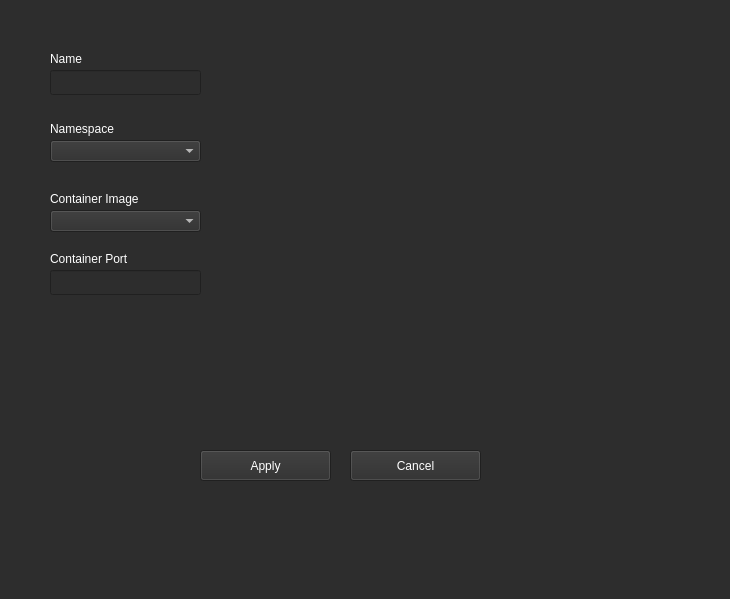
First picture: the form in UI/PodConfig.ui, repository monico18/LTI2-Kubernetes-Controller, before the edit.
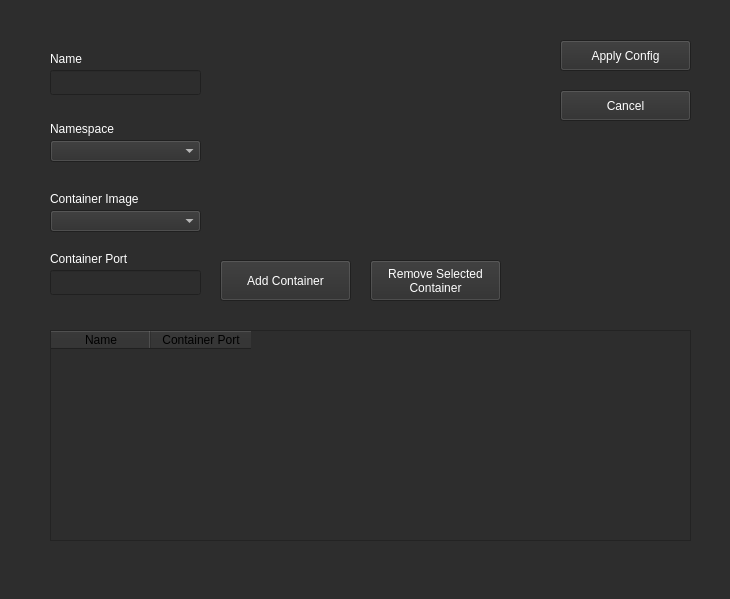
Second picture: the form after the edit.

What changed in the file:
```diff
--- a/UI/PodConfig.ui
+++ b/UI/PodConfig.ui
@@ -19,8 +19,8 @@
   <widget class="QPushButton" name="btn_apply">
    <property name="geometry">
     <rect>
-     <x>200</x>
-     <y>450</y>
+     <x>560</x>
+     <y>40</y>
      <width>131</width>
      <height>31</height>
     </rect>
@@ -144,14 +144,14 @@
     </palette>
    </property>
    <property name="text">
-    <string>Apply</string>
+    <string>Apply Config</string>
    </property>
   </widget>
   <widget class="QPushButton" name="btn_cancel">
    <property name="geometry">
     <rect>
-     <x>350</x>
-     <y>450</y>
+     <x>560</x>
+     <y>90</y>
      <width>131</width>
      <height>31</height>
     </rect>
@@ -1764,6 +1764,470 @@
     <enum>Qt::ClickFocus</enum>
    </property>
   </widget>
+  <widget class="QPushButton" name="btn_add_cont">
+   <property name="geometry">
+    <rect>
+     <x>220</x>
+     <y>260</y>
+     <width>131</width>
+     <height>41</height>
+    </rect>
+   </property>
+   <property name="palette">
+    <palette>
+     <active>
+      <colorrole role="Button">
+       <brush brushstyle="SolidPattern">
+        <color alpha="255">
+         <red>45</red>
+         <green>45</green>
+         <blue>45</blue>
+        </color>
+       </brush>
+      </colorrole>
+      <colorrole role="ButtonText">
+       <brush brushstyle="SolidPattern">
+        <color alpha="255">
+         <red>255</red>
+         <green>255</green>
+         <blue>255</blue>
+        </color>
+       </brush>
+      </colorrole>
+      <colorrole role="Base">
+       <brush brushstyle="SolidPattern">
+        <color alpha="255">
+         <red>45</red>
+         <green>45</green>
+         <blue>45</blue>
+        </color>
+       </brush>
+      </colorrole>
+      <colorrole role="Window">
+       <brush brushstyle="SolidPattern">
+        <color alpha="255">
+         <red>45</red>
+         <green>45</green>
+         <blue>45</blue>
+        </color>
+       </brush>
+      </colorrole>
+     </active>
+     <inactive>
+      <colorrole role="Button">
+       <brush brushstyle="SolidPattern">
+        <color alpha="255">
+         <red>45</red>
+         <green>45</green>
+         <blue>45</blue>
+        </color>
+       </brush>
+      </colorrole>
+      <colorrole role="ButtonText">
+       <brush brushstyle="SolidPattern">
+        <color alpha="255">
+         <red>255</red>
+         <green>255</green>
+         <blue>255</blue>
+        </color>
+       </brush>
+      </colorrole>
+      <colorrole role="Base">
+       <brush brushstyle="SolidPattern">
+        <color alpha="255">
+         <red>45</red>
+         <green>45</green>
+         <blue>45</blue>
+        </color>
+       </brush>
+      </colorrole>
+      <colorrole role="Window">
+       <brush brushstyle="SolidPattern">
+        <color alpha="255">
+         <red>45</red>
+         <green>45</green>
+         <blue>45</blue>
+        </color>
+       </brush>
+      </colorrole>
+     </inactive>
+     <disabled>
+      <colorrole role="Button">
+       <brush brushstyle="SolidPattern">
+        <color alpha="255">
+         <red>45</red>
+         <green>45</green>
+         <blue>45</blue>
+        </color>
+       </brush>
+      </colorrole>
+      <colorrole role="ButtonText">
+       <brush brushstyle="SolidPattern">
+        <color alpha="255">
+         <red>120</red>
+         <green>120</green>
+         <blue>120</blue>
+        </color>
+       </brush>
+      </colorrole>
+      <colorrole role="Base">
+       <brush brushstyle="SolidPattern">
+        <color alpha="255">
+         <red>45</red>
+         <green>45</green>
+         <blue>45</blue>
+        </color>
+       </brush>
+      </colorrole>
+      <colorrole role="Window">
+       <brush brushstyle="SolidPattern">
+        <color alpha="255">
+         <red>45</red>
+         <green>45</green>
+         <blue>45</blue>
+        </color>
+       </brush>
+      </colorrole>
+     </disabled>
+    </palette>
+   </property>
+   <property name="text">
+    <string>Add Container</string>
+   </property>
+  </widget>
+  <widget class="QTableWidget" name="containersTable">
+   <property name="geometry">
+    <rect>
+     <x>50</x>
+     <y>330</y>
+     <width>641</width>
+     <height>211</height>
+    </rect>
+   </property>
+   <property name="sizePolicy">
+    <sizepolicy hsizetype="Expanding" vsizetype="Expanding">
+     <horstretch>0</horstretch>
+     <verstretch>3</verstretch>
+    </sizepolicy>
+   </property>
+   <property name="palette">
+    <palette>
+     <active>
+      <colorrole role="WindowText">
+       <brush brushstyle="SolidPattern">
+        <color alpha="255">
+         <red>255</red>
+         <green>255</green>
+         <blue>255</blue>
+        </color>
+       </brush>
+      </colorrole>
+      <colorrole role="Button">
+       <brush brushstyle="SolidPattern">
+        <color alpha="255">
+         <red>45</red>
+         <green>45</green>
+         <blue>45</blue>
+        </color>
+       </brush>
+      </colorrole>
+      <colorrole role="Text">
+       <brush brushstyle="SolidPattern">
+        <color alpha="255">
+         <red>255</red>
+         <green>255</green>
+         <blue>255</blue>
+        </color>
+       </brush>
+      </colorrole>
+      <colorrole role="ButtonText">
+       <brush brushstyle="SolidPattern">
+        <color alpha="255">
+         <red>255</red>
+         <green>255</green>
+         <blue>255</blue>
+        </color>
+       </brush>
+      </colorrole>
+      <colorrole role="Base">
+       <brush brushstyle="SolidPattern">
+        <color alpha="255">
+         <red>45</red>
+         <green>45</green>
+         <blue>45</blue>
+        </color>
+       </brush>
+      </colorrole>
+      <colorrole role="Window">
+       <brush brushstyle="SolidPattern">
+        <color alpha="255">
+         <red>45</red>
+         <green>45</green>
+         <blue>45</blue>
+        </color>
+       </brush>
+      </colorrole>
+     </active>
+     <inactive>
+      <colorrole role="WindowText">
+       <brush brushstyle="SolidPattern">
+        <color alpha="255">
+         <red>255</red>
+         <green>255</green>
+         <blue>255</blue>
+        </color>
+       </brush>
+      </colorrole>
+      <colorrole role="Button">
+       <brush brushstyle="SolidPattern">
+        <color alpha="255">
+         <red>45</red>
+         <green>45</green>
+         <blue>45</blue>
+        </color>
+       </brush>
+      </colorrole>
+      <colorrole role="Text">
+       <brush brushstyle="SolidPattern">
+        <color alpha="255">
+         <red>255</red>
+         <green>255</green>
+         <blue>255</blue>
+        </color>
+       </brush>
+      </colorrole>
+      <colorrole role="ButtonText">
+       <brush brushstyle="SolidPattern">
+        <color alpha="255">
+         <red>255</red>
+         <green>255</green>
+         <blue>255</blue>
+        </color>
+       </brush>
+      </colorrole>
+      <colorrole role="Base">
+       <brush brushstyle="SolidPattern">
+        <color alpha="255">
+         <red>45</red>
+         <green>45</green>
+         <blue>45</blue>
+        </color>
+       </brush>
+      </colorrole>
+      <colorrole role="Window">
+       <brush brushstyle="SolidPattern">
+        <color alpha="255">
+         <red>45</red>
+         <green>45</green>
+         <blue>45</blue>
+        </color>
+       </brush>
+      </colorrole>
+     </inactive>
+     <disabled>
+      <colorrole role="WindowText">
+       <brush brushstyle="SolidPattern">
+        <color alpha="255">
+         <red>120</red>
+         <green>120</green>
+         <blue>120</blue>
+        </color>
+       </brush>
+      </colorrole>
+      <colorrole role="Button">
+       <brush brushstyle="SolidPattern">
+        <color alpha="255">
+         <red>45</red>
+         <green>45</green>
+         <blue>45</blue>
+        </color>
+       </brush>
+      </colorrole>
+      <colorrole role="Text">
+       <brush brushstyle="SolidPattern">
+        <color alpha="255">
+         <red>120</red>
+         <green>120</green>
+         <blue>120</blue>
+        </color>
+       </brush>
+      </colorrole>
+      <colorrole role="ButtonText">
+       <brush brushstyle="SolidPattern">
+        <color alpha="255">
+         <red>120</red>
+         <green>120</green>
+         <blue>120</blue>
+        </color>
+       </brush>
+      </colorrole>
+      <colorrole role="Base">
+       <brush brushstyle="SolidPattern">
+        <color alpha="255">
+         <red>45</red>
+         <green>45</green>
+         <blue>45</blue>
+        </color>
+       </brush>
+      </colorrole>
+      <colorrole role="Window">
+       <brush brushstyle="SolidPattern">
+        <color alpha="255">
+         <red>45</red>
+         <green>45</green>
+         <blue>45</blue>
+        </color>
+       </brush>
+      </colorrole>
+     </disabled>
+    </palette>
+   </property>
+   <attribute name="verticalHeaderVisible">
+    <bool>false</bool>
+   </attribute>
+   <column>
+    <property name="text">
+     <string>Name</string>
+    </property>
+   </column>
+   <column>
+    <property name="text">
+     <string>Container Port</string>
+    </property>
+   </column>
+  </widget>
+  <widget class="QPushButton" name="btn_remove_cont">
+   <property name="geometry">
+    <rect>
+     <x>370</x>
+     <y>260</y>
+     <width>131</width>
+     <height>41</height>
+    </rect>
+   </property>
+   <property name="palette">
+    <palette>
+     <active>
+      <colorrole role="Button">
+       <brush brushstyle="SolidPattern">
+        <color alpha="255">
+         <red>45</red>
+         <green>45</green>
+         <blue>45</blue>
+        </color>
+       </brush>
+      </colorrole>
+      <colorrole role="ButtonText">
+       <brush brushstyle="SolidPattern">
+        <color alpha="255">
+         <red>255</red>
+         <green>255</green>
+         <blue>255</blue>
+        </color>
+       </brush>
+      </colorrole>
+      <colorrole role="Base">
+       <brush brushstyle="SolidPattern">
+        <color alpha="255">
+         <red>45</red>
+         <green>45</green>
+         <blue>45</blue>
+        </color>
+       </brush>
+      </colorrole>
+      <colorrole role="Window">
+       <brush brushstyle="SolidPattern">
+        <color alpha="255">
+         <red>45</red>
+         <green>45</green>
+         <blue>45</blue>
+        </color>
+       </brush>
+      </colorrole>
+     </active>
+     <inactive>
+      <colorrole role="Button">
+       <brush brushstyle="SolidPattern">
+        <color alpha="255">
+         <red>45</red>
+         <green>45</green>
+         <blue>45</blue>
+        </color>
+       </brush>
+      </colorrole>
+      <colorrole role="ButtonText">
+       <brush brushstyle="SolidPattern">
+        <color alpha="255">
+         <red>255</red>
+         <green>255</green>
+         <blue>255</blue>
+        </color>
+       </brush>
+      </colorrole>
+      <colorrole role="Base">
+       <brush brushstyle="SolidPattern">
+        <color alpha="255">
+         <red>45</red>
+         <green>45</green>
+         <blue>45</blue>
+        </color>
+       </brush>
+      </colorrole>
+      <colorrole role="Window">
+       <brush brushstyle="SolidPattern">
+        <color alpha="255">
+         <red>45</red>
+         <green>45</green>
+         <blue>45</blue>
+        </color>
+       </brush>
+      </colorrole>
+     </inactive>
+     <disabled>
+      <colorrole role="Button">
+       <brush brushstyle="SolidPattern">
+        <color alpha="255">
+         <red>45</red>
+         <green>45</green>
+         <blue>45</blue>
+        </color>
+       </brush>
+      </colorrole>
+      <colorrole role="ButtonText">
+       <brush brushstyle="SolidPattern">
+        <color alpha="255">
+         <red>120</red>
+         <green>120</green>
+         <blue>120</blue>
+        </color>
+       </brush>
+      </colorrole>
+      <colorrole role="Base">
+       <brush brushstyle="SolidPattern">
+        <color alpha="255">
+         <red>45</red>
+         <green>45</green>
+         <blue>45</blue>
+        </color>
+       </brush>
+      </colorrole>
+      <colorrole role="Window">
+       <brush brushstyle="SolidPattern">
+        <color alpha="255">
+         <red>45</red>
+         <green>45</green>
+         <blue>45</blue>
+        </color>
+       </brush>
+      </colorrole>
+     </disabled>
+    </palette>
+   </property>
+   <property name="text">
+    <string>Remove Selected
+Container</string>
+   </property>
+  </widget>
  </widget>
  <resources/>
  <connections/>
```
